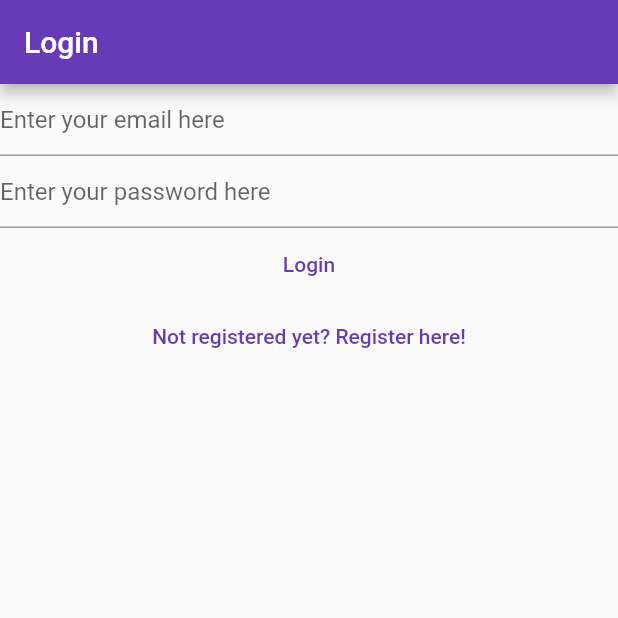
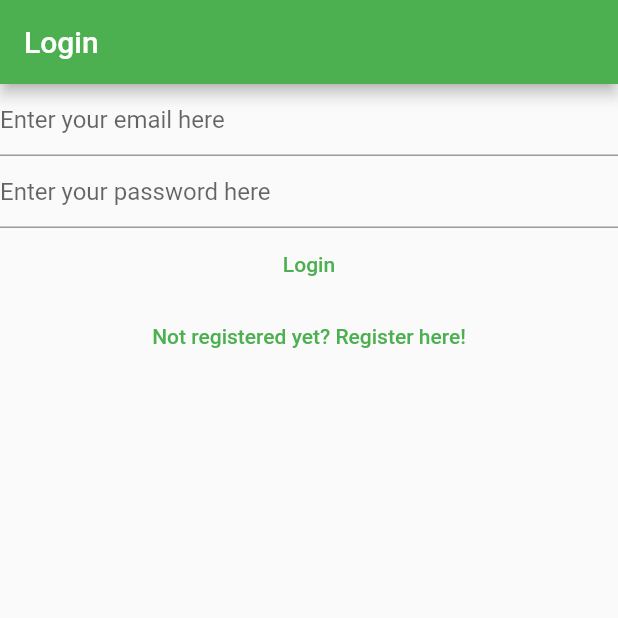
Before and after one commit to NicholasNgaruiya/mynotes-app, a Flutter app: the screen it shows after launch, on a phone screen of 412 x 824 dp, the top half of it. Run offline on Flutter 3.47's test engine with Material 2 defaults, Android fonts, the phone set to English and light mode, and no system bars; our stand-ins replace firebase_auth, firebase_core, sqflite; accounts and stored records are empty.

```diff
--- a/lib/main.dart
+++ b/lib/main.dart
@@ -12,7 +12,7 @@ void main() {
     MaterialApp(
       title: 'Flutter Demo',
       theme: ThemeData(
-        primarySwatch: Colors.deepPurple,
+        primarySwatch: Colors.green,
       ),
       home: const HomePage(),
       routes: {
--- a/lib/services/auth/auth_user.dart
+++ b/lib/services/auth/auth_user.dart
@@ -3,8 +3,14 @@ import 'package:flutter/foundation.dart';
 
 @immutable
 class AuthUser {
+  final String? email;
   final bool isEmailVerifed;
-  const AuthUser({required this.isEmailVerifed});
-  factory AuthUser.fromFirebase(User user) =>
-      AuthUser(isEmailVerifed: user.emailVerified);
+  const AuthUser({
+    required this.email,
+    required this.isEmailVerifed,
+  });
+  factory AuthUser.fromFirebase(User user) => AuthUser(
+        email: user.email,
+        isEmailVerifed: user.emailVerified,
+      );
 }
```
Also changed, not shown: lib/services/auth/crud/notes_service.dart (+23 -0 lines), lib/views/notes_view.dart (+37 -1 lines).
